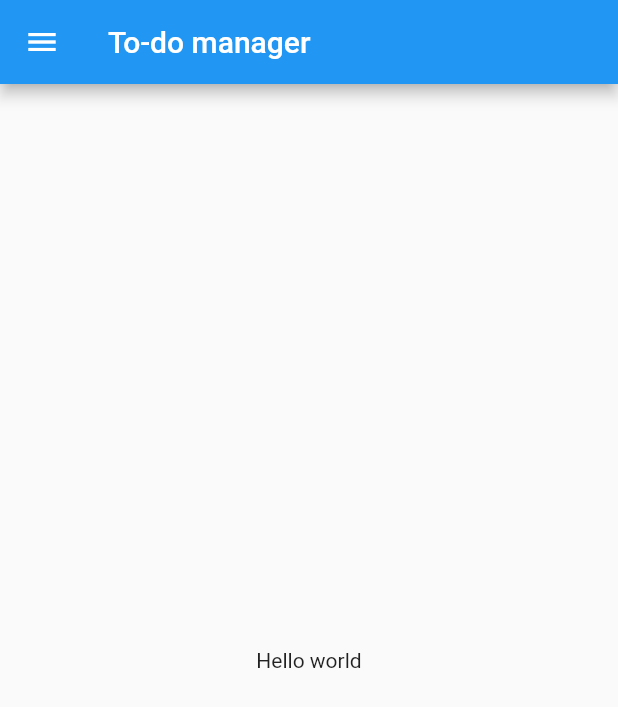
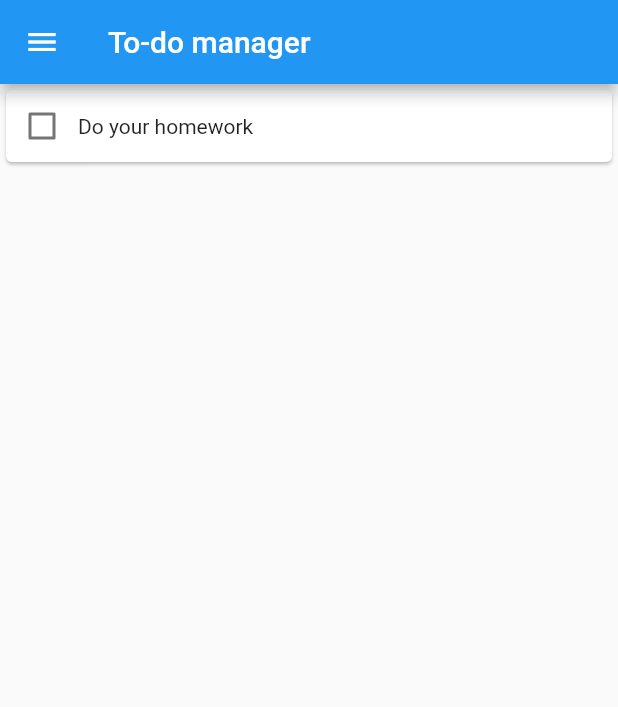
Before and after one commit to tung2389/To-do-manager, a Flutter app: the screen it shows after launch, on a phone screen of 412 x 824 dp. Shown: the top 707 px of the screen. Run offline on Flutter 3.47's test engine with Material 2 defaults, Android fonts, the phone set to English and light mode, and no system bars.

Commit message:
Update task class, TaskView widget and Drawer

```diff
--- a/lib/main.dart
+++ b/lib/main.dart
@@ -1,5 +1,7 @@
 import 'package:flutter/material.dart';
 import './view/widgets/Drawer/drawer.dart';
+import './view/widgets/Task/task.dart';
+import './model/task.dart';
 
 void main() {
   runApp(MyApp());
@@ -16,8 +18,18 @@ class MyApp extends StatelessWidget {
           title: Text('To-do manager'),
         ),
         drawer: NavDrawer(),
-        body: Center(
-          child: Text('Hello world'),
+        body: Container(
+          child: TaskView(
+            task: Task(
+              id: '1234',
+              name: 'Do your homework',
+              importance: 'medium',
+              description: 'Do your Math homework',
+              startTime: '',
+              endTime: '',
+              createdAt: ''
+            )
+          )
         ),
       ),
     );
--- a/lib/model/task.dart
+++ b/lib/model/task.dart
@@ -0,0 +1,26 @@
+import 'package:flutter/material.dart';
+
+class Task {
+  String id;
+  String name;
+  String importance;
+  String description;
+  List<String> steps;
+  List<String> labels;
+  String startTime;
+  String endTime;
+  String createdAt;
+
+  Task({
+    @required this.id,
+    @required this.name,
+    @required this.importance,
+    @required this.startTime,
+    @required this.endTime,
+    @required this.createdAt,
+    this.description,
+    this.steps,
+    this.labels
+  });
+
+}
--- a/lib/view/widgets/Drawer/drawer.dart
+++ b/lib/view/widgets/Drawer/drawer.dart
@@ -15,14 +15,21 @@ class NavDrawer extends StatelessWidget {
             ),
           ),
           ListTile(
-            title: Text('Item 1'),
+            title: Text('Daily'),
             onTap: () {
               // Update the state of the app.
               // ...
             },
           ),
           ListTile(
-            title: Text('Item 2'),
+            title: Text('To do'),
+            onTap: () {
+              // Update the state of the app.
+              // ...
+            },
+          ),
+          ListTile(
+            title: Text('Future'),
             onTap: () {
               // Update the state of the app.
               // ...
--- /dev/null
+++ b/lib/view/widgets/Task/task.dart
@@ -0,0 +1,54 @@
+import 'package:flutter/material.dart';
+import '../../../model/task.dart';
+
+class TaskView extends StatefulWidget {
+  final Task task;
+  TaskView({Key key, this.task}) : super(key: key);
+
+  @override
+  _TaskViewState createState() => _TaskViewState();
+}
+
+class _TaskViewState extends State<TaskView> {
+  bool checked = false;
+
+  void _showContent(BuildContext context) {
+    showDialog(
+      context: context,
+      barrierDismissible: true,
+      builder: (BuildContext context) {
+        return SimpleDialog(
+          title: Text('${widget.task.name}'),
+          children: <Widget>[
+            Text('${widget.task.description}'),
+            Text('${widget.task.importance}')
+          ],
+        );
+      }
+    );
+  }
+  @override
+  Widget build(BuildContext context) {
+    return GestureDetector(
+      onTap: () => _showContent(context),
+      child: Card(
+        child: Row(
+          children: <Widget>[
+            Checkbox(
+              value:checked,
+              onChanged: (bool value) {
+                setState(() {
+                  checked = value;
+                });
+              },
+              // activeColor: ,
+            ),
+            Text(
+              '${widget.task.name}'
+            ),
+          ],
+        )
+      )
+    );
+  }
+}
```
